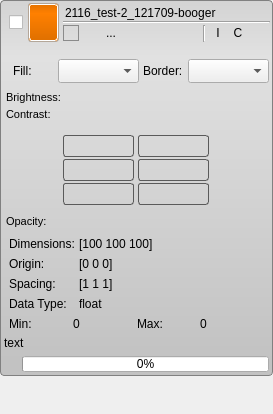
Qt form src/Interface/AppInterface/LayerWidget.ui (SCIInstitute/Seg3D) before a commit.
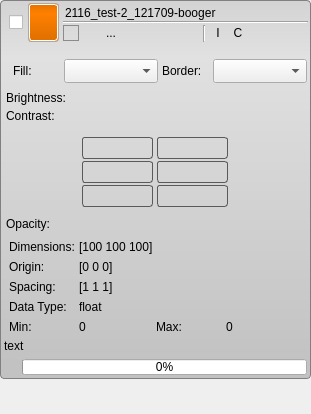
The same form after that commit. Icons and pictures are not drawn. Custom widgets are drawn as their Qt base class.

Commit message: general cleanup of the LayerManagerWidget; fixed setting of the active layer; started documenting all the connections in the LayerWidget code; added a save option for the case that one wants to load a new session; changed the short cut key of the transform tool.

What changed in the file:
```diff
--- a/src/Interface/AppInterface/LayerWidget.ui
+++ b/src/Interface/AppInterface/LayerWidget.ui
@@ -6,7 +6,7 @@
    <rect>
     <x>0</x>
     <y>0</y>
-    <width>273</width>
+    <width>311</width>
     <height>414</height>
    </rect>
   </property>
@@ -907,11 +907,6 @@
                    <verstretch>0</verstretch>
                   </sizepolicy>
                  </property>
-                 <property name="font">
-                  <font>
-                   <pointsize>8</pointsize>
-                  </font>
-                 </property>
                  <property name="text">
                   <string>Brightness:</string>
                  </property>
@@ -952,11 +947,6 @@
                    <height>16777215</height>
                   </size>
                  </property>
-                 <property name="font">
-                  <font>
-                   <pointsize>8</pointsize>
-                  </font>
-                 </property>
                  <property name="text">
                   <string>Contrast:</string>
                  </property>
@@ -1171,11 +1161,6 @@
             </property>
             <item>
              <widget class="QLabel" name="opacity_label_">
-              <property name="font">
-               <font>
-                <pointsize>8</pointsize>
-               </font>
-              </property>
               <property name="text">
                <string>Opacity:</string>
               </property>
```
The commit also changes 9 other files.
